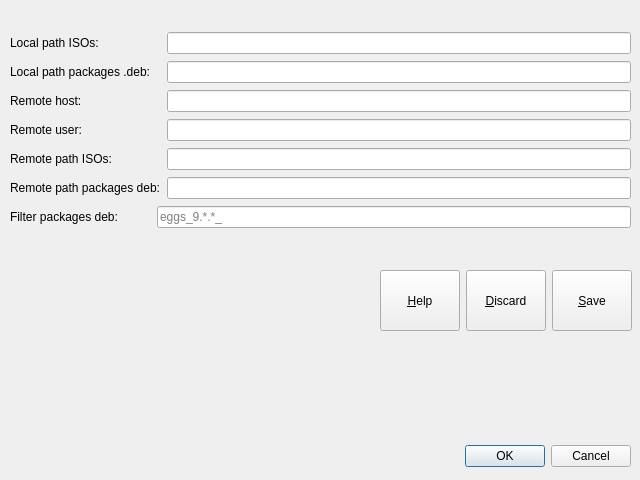
First picture: the form in src/ui/config_tools.ui, repository pieroproietti/pengui, before the edit.
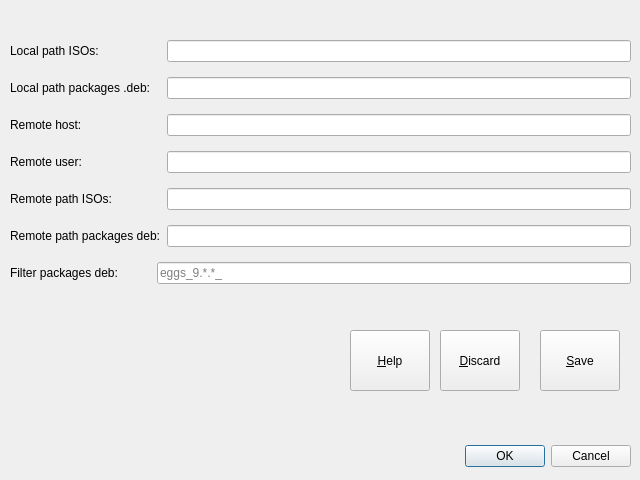
Second picture: the form after the edit.

What changed in the file:
```diff
--- a/src/ui/config_tools.ui
+++ b/src/ui/config_tools.ui
@@ -32,8 +32,8 @@
   <widget class="QPushButton" name="pushButtonHelp">
    <property name="geometry">
     <rect>
-     <x>380</x>
-     <y>270</y>
+     <x>350</x>
+     <y>330</y>
      <width>80</width>
      <height>61</height>
     </rect>
@@ -45,8 +45,8 @@
   <widget class="QPushButton" name="pushButtonDiscard">
    <property name="geometry">
     <rect>
-     <x>466</x>
-     <y>270</y>
+     <x>440</x>
+     <y>330</y>
      <width>80</width>
      <height>61</height>
     </rect>
@@ -58,8 +58,8 @@
   <widget class="QPushButton" name="pushButtonSave">
    <property name="geometry">
     <rect>
-     <x>552</x>
-     <y>270</y>
+     <x>540</x>
+     <y>330</y>
      <width>80</width>
      <height>61</height>
     </rect>
@@ -74,7 +74,7 @@
      <x>10</x>
      <y>31</y>
      <width>621</width>
-     <height>199</height>
+     <height>269</height>
     </rect>
    </property>
    <layout class="QGridLayout" name="gridLayout">
```
